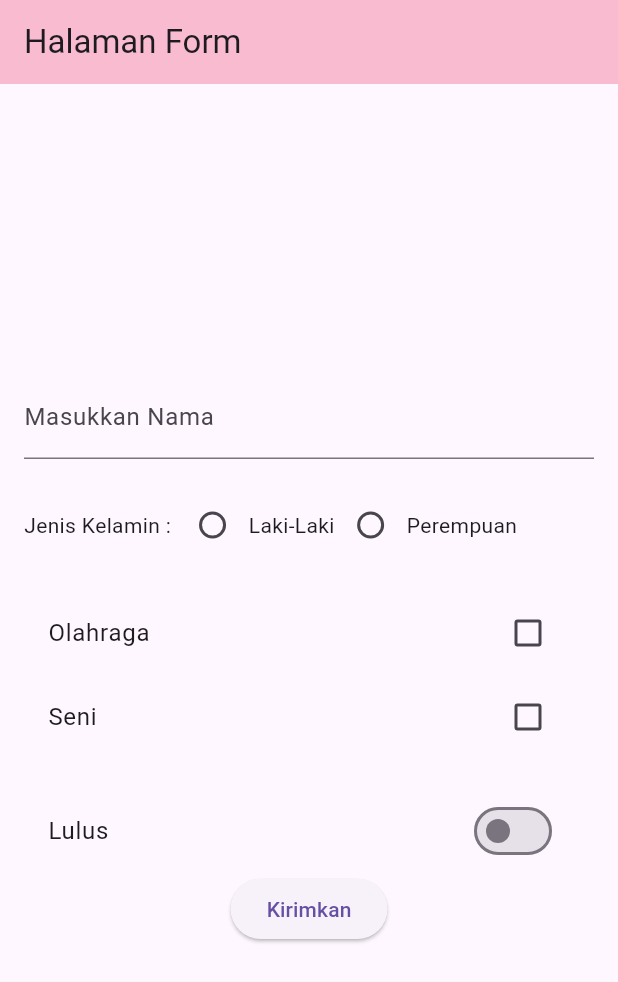
After one commit to DindaFebrian/wisata_mobile7, a Flutter app: the screen it shows after launch, on a phone screen of 412 x 824 dp. The commit adds this screen. Shown: the top 982 px of the screen. Run offline on Flutter 3.47's test engine with Material 3 defaults, Android fonts, the phone set to English and light mode, and no system bars.

Commit message:
Membuat Form Screen

```diff
--- a/lib/main.dart
+++ b/lib/main.dart
@@ -1,95 +1,19 @@
 import 'package:flutter/material.dart';
+import 'package:wisata_mobile7/materimodulscreens/pertemuan5.dart';
+
 void main(){
-  runApp(ExampleState());
+  runApp(TravelApp());
 }
 
-class ExampleState extends StatelessWidget {
-  const ExampleState({super.key});
+class TravelApp extends StatelessWidget {
+  const TravelApp({super.key});
 
   @override
   Widget build(BuildContext context) {
     return MaterialApp(
-      title: "Latihan Flutter",
-      home:FirstScreen()
-    );
-
-  }
-}
-
-class FirstScreen extends StatelessWidget {
-  const FirstScreen({super.key});
-
-  @override
-  Widget build(BuildContext context) {
-    return Scaffold(
-      appBar: AppBar(
-        title: Text("Layar Pertama"),
-        backgroundColor: Colors.pink[100],
-
-        actions: <Widget>[
-          IconButton(onPressed: (){},
-           icon: Icon(Icons.search)),
-        ],
-        leading: IconButton(
-          onPressed: () {},
-          icon: Icon(Icons.menu),
-        ),
-      ),
-      body: Text("Hello World!!!"),
+      title: 'Wisata Mobile',
+      debugShowCheckedModeBanner: false,
+      home: FormScreen(),
     );
   }
 }
-
-class BiggerText extends StatefulWidget {
-  final String text;
-
-  const BiggerText({super.key, required this.text});
-
-  @override
-  State<BiggerText> createState() => _BiggerTextState();
-}
-
-class _BiggerTextState extends State<BiggerText> {
-  double _textsize = 16.0;
-  bool _box = false;
-
-  @override
-  Widget build(BuildContext context) {
-    return Column(
-    mainAxisAlignment: MainAxisAlignment.center,
-    children: <Widget>[
-      _box ? Container(
-        padding: const EdgeInsets.all(16.0),
-        decoration: BoxDecoration(
-          color: Colors.purple[100],
-          boxShadow: const[
-            BoxShadow(
-              color: Colors.black,
-              blurRadius:10.0,
-              offset: Offset(3, 6),
-            ),
-          ],
-          borderRadius: BorderRadius.circular(8.0),
-        ),
-        child: Text(
-          widget.text,
-          style: TextStyle(fontSize: _textsize),
-        )
-      )
-      : Text(
-        widget.text,
-        style: TextStyle(fontSize: _textsize),
-      ),
-      ElevatedButton(
-        child: Text("Perbesar"),
-        onPressed: (){
-          setState(() {
-            _textsize = 35.0;
-            _box = true;
-          });
-        },
-       )
-      ],
-    );
-  }
-}
--- /dev/null
+++ b/lib/materimodulscreens/pertemuan5.dart
@@ -0,0 +1,107 @@
+import 'package:flutter/material.dart';
+
+class FormScreen extends StatefulWidget {
+  const FormScreen({super.key});
+
+  @override
+  State<FormScreen> createState() => _FormScreenState();
+}
+
+class _FormScreenState extends State<FormScreen> {
+  bool switchValue = false;
+  bool olahraga = false;
+  bool seni = false;
+  String selectedRadio = '';
+  String nama = '';
+  TextEditingController textEditingController = TextEditingController();
+
+  @override
+  Widget build(BuildContext context) {
+    return Scaffold(
+      appBar: AppBar(
+        backgroundColor: Colors.pink[100],
+        title: Text('Halaman Form'),
+      ),
+      body: Padding(
+        padding: const EdgeInsets.all(16),
+        child: Column(
+          mainAxisAlignment: MainAxisAlignment.center,
+          children: [
+            TextField(
+              onChanged: (String value) {},
+              controller: textEditingController,
+              decoration: InputDecoration(
+                labelText: 'Masukkan Nama',
+              ),
+            ),
+            SizedBox(
+              height: 20,
+            ),
+            Row(
+              children: [
+                Text('Jenis Kelamin : '),
+                Radio(
+                  value: 'Laki-Laki',
+                  groupValue: selectedRadio,
+                  onChanged: (value) {
+                    setState(() {
+                      selectedRadio = value.toString();
+                    });
+                  },
+                ),
+                Text('Laki-Laki'),
+                Radio(
+                  value: 'Perempuan',
+                  groupValue: selectedRadio,
+                  onChanged: (value) {
+                    setState(() {
+                      selectedRadio = value.toString();
+                    });
+                  },
+                ),
+                Text('Perempuan'),
+              ],
+            ),
+            SizedBox(
+              height: 20,
+            ),
+            CheckboxListTile(
+              title: Text('Olahraga'),
+              value: olahraga,
+              onChanged: (value) {
+                setState(() {
+                  olahraga = value!;
+                });
+              },
+            ),
+            CheckboxListTile(
+              title: Text('Seni'),
+              value: seni,
+              onChanged: (value) {
+                setState(() {
+                  seni = value!;
+                });
+              },
+            ),
+            SizedBox(
+              height: 20,
+            ),
+            SwitchListTile(
+              title: Text('Lulus'),
+              value: switchValue,
+              onChanged: (value) {
+                setState(() {
+                  switchValue = value;
+                });
+              },
+            ),
+            ElevatedButton(
+              onPressed: () {},
+              child: Text('Kirimkan'),
+            )
+          ],
+        ),
+      ),
+    );
+  }
+}
```
Also changed, not shown: lib/materimodulscreens/pertemuan4.dart (added, +92 -0 lines).
